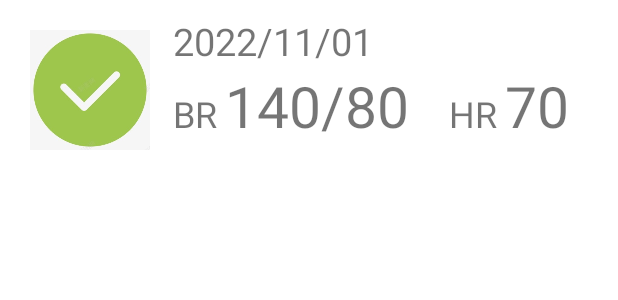
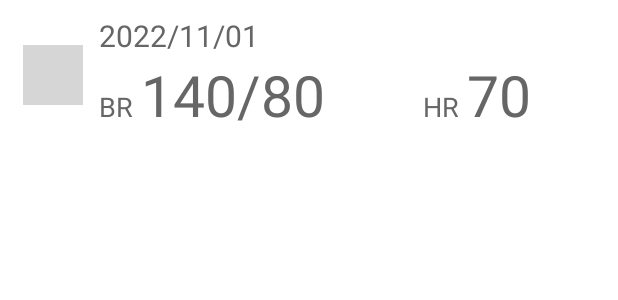
Before and after one commit to miniblueplay/MdicHealthInformation, an Android app: the layout result_list.xml on its own in the app's theme, with its tools: preview values and no code run, on a phone screen of 412 x 824 dp. Shown: the top 300 px of the screen. Run offline under Robolectric (Android 15) with nearby library versions, the phone set to English and light mode, and no system bars; grey boxes are pictures that could not be loaded.

Commit message:
RecycleView

```diff
--- a/app/build.gradle
+++ b/app/build.gradle
@@ -37,7 +37,7 @@ android {
 dependencies {
 
     implementation 'androidx.appcompat:appcompat:1.5.1'
-    implementation 'com.google.android.material:material:1.6.1'
+    implementation 'com.google.android.material:material:1.7.0'
     implementation 'androidx.constraintlayout:constraintlayout:2.1.4'
     testImplementation 'junit:junit:4.13.2'
     androidTestImplementation 'androidx.test.ext:junit:1.1.3'
@@ -45,4 +45,6 @@ dependencies {
 
     implementation 'pl.droidsonroids.gif:android-gif-drawable:1.2.3'
     implementation 'com.github.PhilJay:MPAndroidChart:v3.0.1'
+
+    implementation 'androidx.recyclerview:recyclerview:1.2.1'
 }
--- a/app/src/main/res/layout/activity_material.xml
+++ b/app/src/main/res/layout/activity_material.xml
@@ -115,10 +115,10 @@
         <LinearLayout
             android:layout_width="match_parent"
             android:layout_height="match_parent"
-            android:padding="20dp">
+            android:padding="24dp">
 
-            <ListView
-                android:id="@+id/list_data"
+            <androidx.recyclerview.widget.RecyclerView
+                android:id="@+id/rv_data"
                 android:layout_width="match_parent"
                 android:layout_height="match_parent"
                 android:background="@drawable/corners_bg"/>
--- a/app/src/main/res/layout/result_list.xml
+++ b/app/src/main/res/layout/result_list.xml
@@ -3,7 +3,7 @@
     xmlns:app="http://schemas.android.com/apk/res-auto"
     xmlns:tools="http://schemas.android.com/tools"
     android:layout_width="match_parent"
-    android:layout_height="120dp"
+    android:layout_height="100dp"
     android:padding="10dp"
     android:orientation="horizontal">
 
@@ -11,9 +11,11 @@
         android:id="@+id/image"
         android:layout_width="wrap_content"
         android:layout_height="wrap_content"
-        android:layout_margin="10dp"
+        android:layout_marginTop="20dp"
+        android:layout_marginRight="5dp"
+        android:layout_marginLeft="5dp"
         android:adjustViewBounds="true"
-        android:maxHeight="80dp"
+        android:maxHeight="40dp"
         app:srcCompat="@drawable/ok" />
 
     <LinearLayout
@@ -26,8 +28,9 @@
             android:id="@+id/text_date"
             android:layout_width="wrap_content"
             android:layout_height="wrap_content"
-            android:textSize="25sp"
-            tools:text="2022/11/01" />
+            android:textSize="20sp"
+            tools:text="2022/11/01"
+            android:textColor="@color/ash"/>
 
         <LinearLayout
             android:layout_width="match_parent"
@@ -44,26 +47,30 @@
                     android:layout_width="wrap_content"
                     android:layout_height="wrap_content"
                     android:layout_marginRight="5dp"
-                    android:textSize="24sp"
-                    android:text="BR" />
+                    android:textSize="18sp"
+                    android:text="BR"
+                    android:textColor="@color/ash"/>
 
                 <TextView
                     android:id="@+id/text_sys"
                     android:layout_width="wrap_content"
                     android:layout_height="wrap_content"
                     android:textSize="38sp"
-                    tools:text="140" />
+                    tools:text="140"
+                    android:textColor="@color/ash"/>
                 <TextView
                     android:layout_width="wrap_content"
                     android:layout_height="wrap_content"
                     android:textSize="38sp"
-                    android:text="/"/>
+                    android:text="/"
+                    android:textColor="@color/ash"/>
                 <TextView
                     android:id="@+id/text_dia"
                     android:layout_width="wrap_content"
                     android:layout_height="wrap_content"
                     android:textSize="38sp"
-                    tools:text="80" />
+                    tools:text="80"
+                    android:textColor="@color/ash"/>
             </LinearLayout>
             <LinearLayout
                 android:layout_width="0dp"
@@ -74,18 +81,18 @@
                     android:layout_width="wrap_content"
                     android:layout_height="wrap_content"
                     android:layout_marginRight="5dp"
-                    android:textSize="24sp"
-                    android:text="HR" />
+                    android:textSize="18sp"
+                    android:text="HR"
+                    android:textColor="@color/ash"/>
 
                 <TextView
                     android:id="@+id/text_hr"
                     android:layout_width="wrap_content"
                     android:layout_height="wrap_content"
                     android:textSize="38sp"
-                    tools:text="70" />
+                    tools:text="70"
+                    android:textColor="@color/ash"/>
             </LinearLayout>
         </LinearLayout>
-
-
     </LinearLayout>
 </LinearLayout>
--- a/app/src/main/res/values/colors.xml
+++ b/app/src/main/res/values/colors.xml
@@ -7,4 +7,5 @@
     <color name="teal_700">#FF018786</color>
     <color name="black">#FF000000</color>
     <color name="white">#FFFFFFFF</color>
+    <color name="ash">#FF666666</color>
 </resources>
--- a/gradle.properties
+++ b/gradle.properties
@@ -19,3 +19,4 @@ android.useAndroidX=true
 # resources declared in the library itself and none from the library's dependencies,
 # thereby reducing the size of the R class for that library
 android.nonTransitiveRClass=true
+android.enableJetifier=true
```
Also changed, not shown: app/src/main/java/com/msg/mdic/adapter/RecycleAdapterDome.java (added, +70 -0 lines), app/src/main/java/com/msg/mdic/login.java (+10 -1 lines), app/src/main/java/com/msg/mdic/material.java (+47 -28 lines), app/src/main/res/drawable-mdpi/custom_divider.xml (added, +12 -0 lines), app/src/main/res/drawable/no.jpg (deleted), app/src/main/res/drawable/ok.jpg (deleted).
